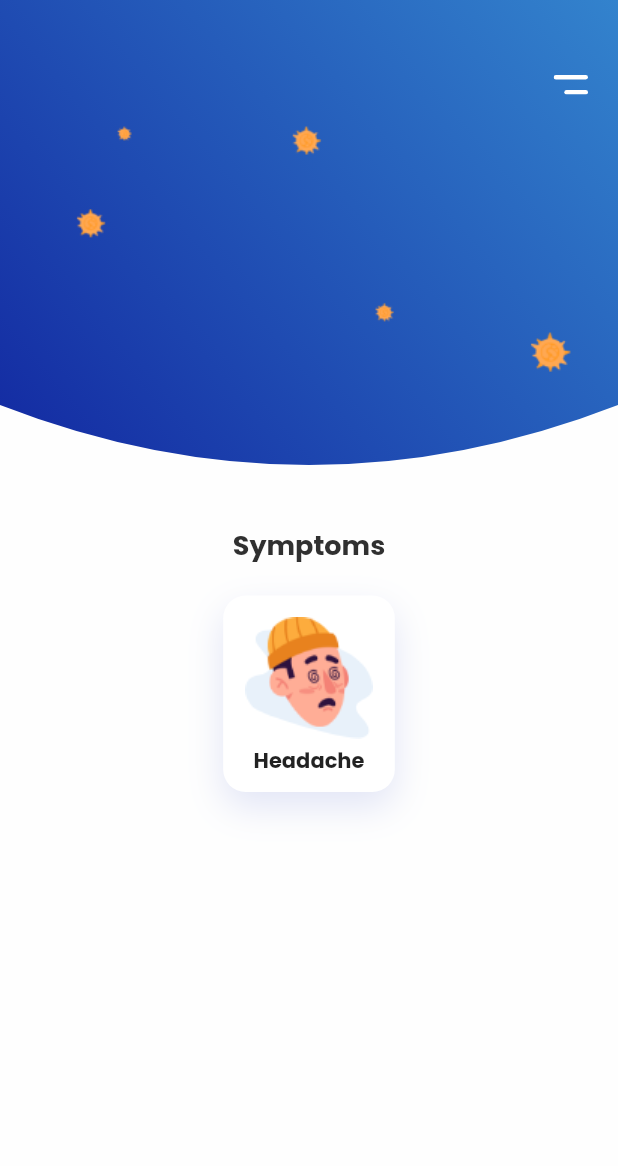
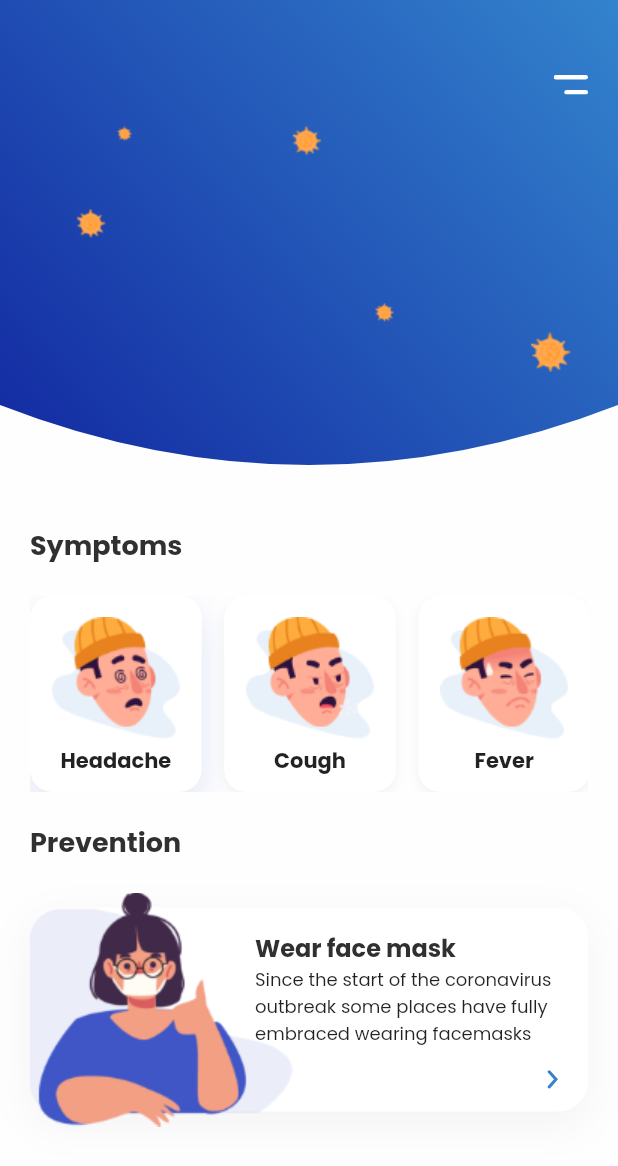
Before and after one commit to j-pcgoncalves/covid_19, a Flutter app: the InfoScreen screen opened directly, on a phone screen of 412 x 824 dp. Shown: the top 1166 px of the screen. Run offline on Flutter 3.47's test engine with Material 2 defaults, Android fonts, the phone set to English and light mode, and no system bars; our stand-ins replace flutter_svg.

Commit message:
prevent card done

```diff
--- a/lib/screens/info_screen.dart
+++ b/lib/screens/info_screen.dart
@@ -1,5 +1,6 @@
 import 'package:covid_19/constants.dart';
 import 'package:covid_19/widgets/my_header.dart';
+import 'package:covid_19/widgets/prevent_card.dart';
 import 'package:covid_19/widgets/symptom_card.dart';
 import 'package:flutter/material.dart';
 
@@ -38,6 +39,7 @@ class _InfoScreenState extends State<InfoScreen> {
       body: SingleChildScrollView(
         controller: controller,
         child: Column(
+          crossAxisAlignment: CrossAxisAlignment.start,
           children: <Widget>[
             MyHeader(
               image: 'assets/icons/coronadr.svg',
@@ -48,6 +50,7 @@ class _InfoScreenState extends State<InfoScreen> {
             Padding(
               padding: const EdgeInsets.symmetric(horizontal: 20),
               child: Column(
+                crossAxisAlignment: CrossAxisAlignment.start,
                 children: <Widget>[
                   const Text(
                     'Symptoms',
@@ -58,15 +61,34 @@ class _InfoScreenState extends State<InfoScreen> {
                     scrollDirection: Axis.horizontal,
                     child: Row(
                       mainAxisAlignment: MainAxisAlignment.spaceBetween,
-                      children: <Widget>[
+                      children: const <Widget>[
                         SymptomCard(
                           image: 'assets/images/headache.png',
                           title: 'Headache',
                           isActive: true,
                         ),
+                        SizedBox(width: 15),
+                        SymptomCard(
+                          image: 'assets/images/caugh.png',
+                          title: 'Cough',
+                        ),
+                        SizedBox(width: 15),
+                        SymptomCard(
+                          image: 'assets/images/fever.png',
+                          title: 'Fever',
+                        ),
                       ],
                     ),
-                  )
+                  ),
+                  const SizedBox(height: 20),
+                  const Text('Prevention', style: kTitleTextStyle),
+                  const SizedBox(height: 20),
+                  const PreventCard(
+                    text:
+                        'Since the start of the coronavirus outbreak some places have fully embraced wearing facemasks',
+                    image: 'assets/images/wear_mask.png',
+                    title: 'Wear face mask',
+                  ),
                 ],
               ),
             ),
--- /dev/null
+++ b/lib/widgets/prevent_card.dart
@@ -0,0 +1,82 @@
+import 'package:covid_19/constants.dart';
+import 'package:flutter/material.dart';
+import 'package:flutter_svg/flutter_svg.dart';
+
+class PreventCard extends StatelessWidget {
+  final String image;
+  final String title;
+  final String text;
+
+  const PreventCard({
+    super.key,
+    required this.image,
+    required this.title,
+    required this.text,
+  });
+
+  @override
+  Widget build(BuildContext context) {
+    return Padding(
+      padding: const EdgeInsets.only(bottom: 10),
+      child: SizedBox(
+        height: 156,
+        child: Stack(
+          alignment: Alignment.centerLeft,
+          children: <Widget>[
+            Container(
+              height: 136,
+              width: double.infinity,
+              decoration: BoxDecoration(
+                borderRadius: BorderRadius.circular(20),
+                color: Colors.white,
+                boxShadow: [
+                  BoxShadow(
+                    offset: const Offset(0, 8),
+                    blurRadius: 24,
+                    color: kShadowColor,
+                  ),
+                ],
+              ),
+            ),
+            Image.asset(image),
+            Positioned(
+              left: 130,
+              child: Container(
+                padding:
+                    const EdgeInsets.symmetric(horizontal: 20, vertical: 15),
+                height: 136,
+                width: MediaQuery.of(context).size.width - 170,
+                child: Column(
+                  crossAxisAlignment: CrossAxisAlignment.start,
+                  mainAxisAlignment: MainAxisAlignment.spaceBetween,
+                  children: <Widget>[
+                    Text(
+                      title,
+                      style: kTitleTextStyle.copyWith(
+                        fontSize: 16,
+                      ),
+                    ),
+                    Expanded(
+                      child: Text(
+                        text,
+                        maxLines: 4,
+                        overflow: TextOverflow.ellipsis,
+                        style: const TextStyle(
+                          fontSize: 12,
+                        ),
+                      ),
+                    ),
+                    Align(
+                      alignment: Alignment.topRight,
+                      child: SvgPicture.asset('assets/icons/forward.svg'),
+                    ),
+                  ],
+                ),
+              ),
+            ),
+          ],
+        ),
+      ),
+    );
+  }
+}
```
